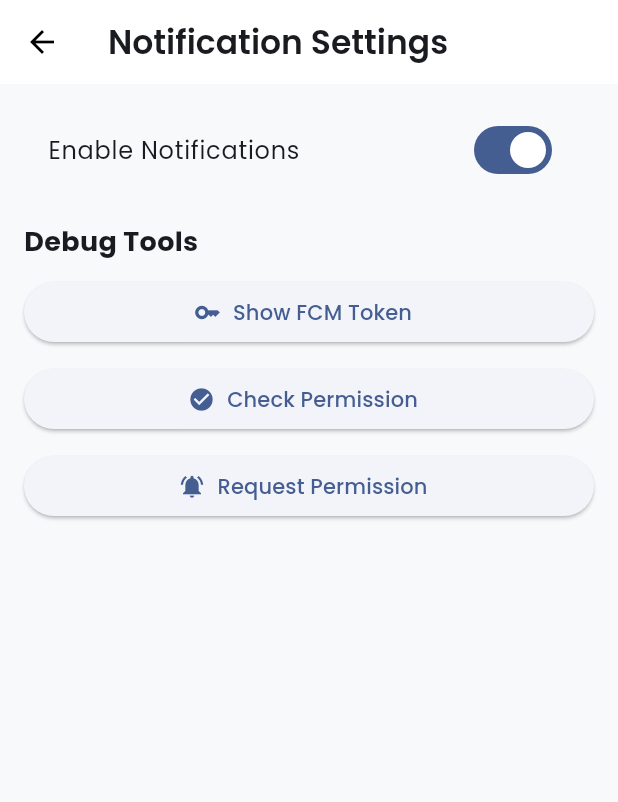
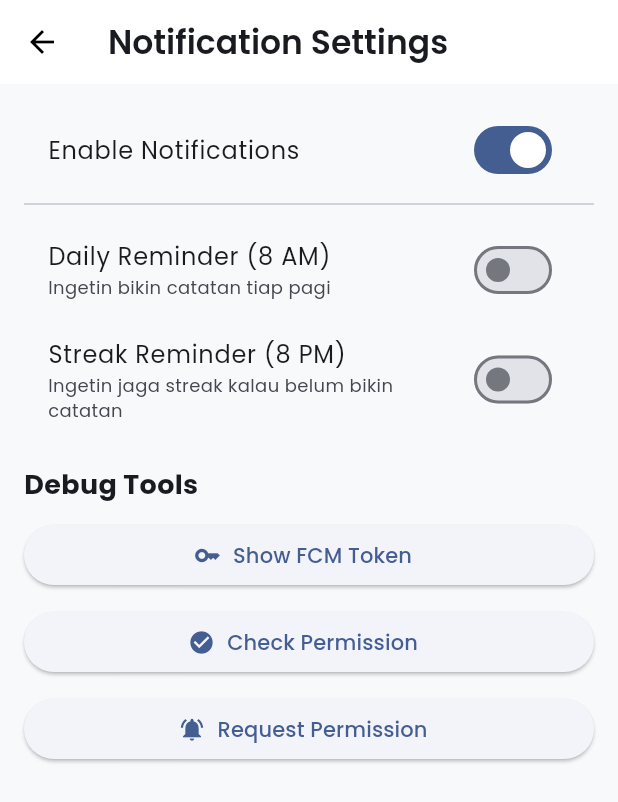
Before and after one commit to KishiEdward/Notes_App_UAS, a Flutter app: the NotificationSettingsPage screen opened directly, on a phone screen of 412 x 824 dp. Shown: the top 802 px of the screen. Run offline on Flutter 3.47's test engine with Material 3 defaults, Android fonts, the phone set to English and light mode, and no system bars; our stand-ins replace cloud_firestore, firebase_auth, firebase_core, firebase_messaging, flutter_local_notifications, google_fonts and 4 more; accounts and stored records are empty.

Commit message:
tambah daily dan streak reminder toggles

```diff
--- a/lib/pages/notification_settings_page.dart
+++ b/lib/pages/notification_settings_page.dart
@@ -12,6 +12,8 @@ class NotificationSettingsPage extends StatefulWidget {
 class _NotificationSettingsPageState extends State<NotificationSettingsPage> {
   final FCMService _fcmService = FCMService();
   bool _notificationsEnabled = true;
+  bool _dailyReminderEnabled = false;
+  bool _streakReminderEnabled = false;
 
   @override
   Widget build(BuildContext context) {
@@ -30,6 +32,43 @@ class _NotificationSettingsPageState extends State<NotificationSettingsPage> {
             value: _notificationsEnabled,
             onChanged: (value) {
               setState(() => _notificationsEnabled = value);
+            },
+          ),
+          const Divider(),
+          SwitchListTile(
+            title: Text('Daily Reminder (8 AM)', style: GoogleFonts.poppins()),
+            subtitle: Text('Ingetin bikin catatan tiap pagi', style: GoogleFonts.poppins(fontSize: 12)),
+            value: _dailyReminderEnabled,
+            onChanged: (value) async {
+              setState(() => _dailyReminderEnabled = value);
+              if (value) {
+                await _fcmService.scheduleDailyReminder();
+                if (context.mounted) {
+                  ScaffoldMessenger.of(context).showSnackBar(
+                    SnackBar(content: Text('Daily reminder enabled! 🌅', style: GoogleFonts.poppins())),
+                  );
+                }
+              } else {
+                await _fcmService.cancelDailyReminder();
+              }
+            },
+          ),
+          SwitchListTile(
+            title: Text('Streak Reminder (8 PM)', style: GoogleFonts.poppins()),
+            subtitle: Text('Ingetin jaga streak kalau belum bikin catatan', style: GoogleFonts.poppins(fontSize: 12)),
+            value: _streakReminderEnabled,
+            onChanged: (value) async {
+              setState(() => _streakReminderEnabled = value);
+              if (value) {
+                await _fcmService.scheduleStreakReminder();
+                if (context.mounted) {
+                  ScaffoldMessenger.of(context).showSnackBar(
+                    SnackBar(content: Text('Streak reminder enabled! 🔥', style: GoogleFonts.poppins())),
+                  );
+                }
+              } else {
+                await _fcmService.cancelStreakReminder();
+              }
             },
           ),
           const SizedBox(height: 20),
```
